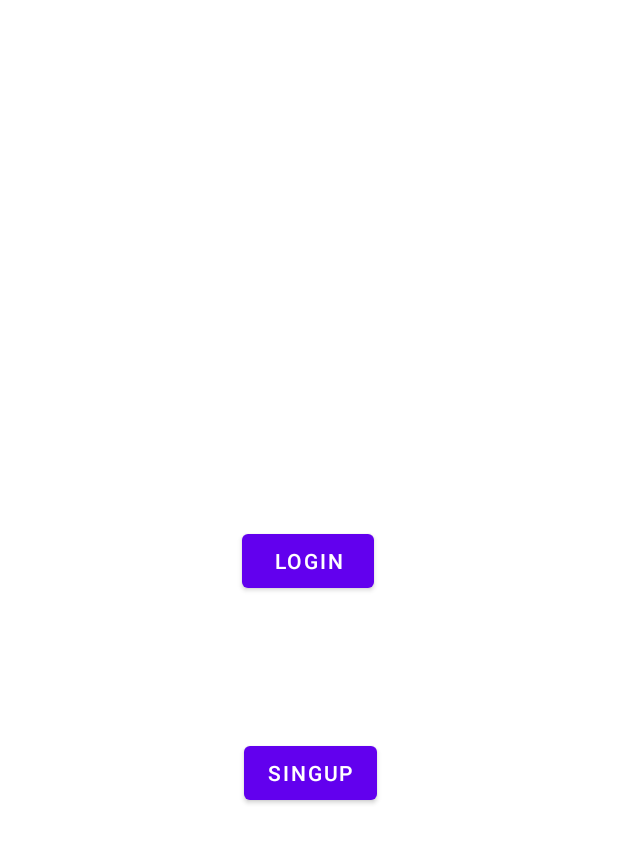
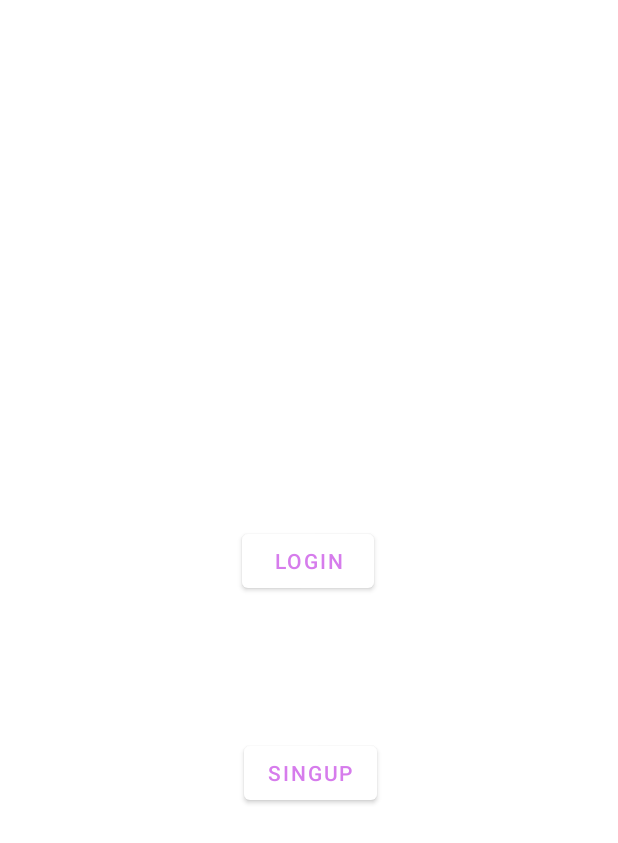
Before and after one commit to I-J-L-S-A/PopToons, an Android app: the screen it shows after launch (MainMenuActivity), on a phone screen of 412 x 824 dp. Shown: the top 843 px of the screen. Run offline under Robolectric (Android 15) with nearby library versions, the phone set to English and light mode, and no system bars.

Commit message:
paleta de colores

```diff
--- a/app/src/main/res/values/colors.xml
+++ b/app/src/main/res/values/colors.xml
@@ -6,5 +6,8 @@
     <color name="teal_200">#FF03DAC5</color>
     <color name="teal_700">#FF018786</color>
     <color name="black">#FF000000</color>
-    <color name="white">#FFFFFFFF</color>
+    <color name="Primary">#FFFFFFFF</color>
+    <color name="Secondary3">#d67cec</color>
+    <color name="Secondary2">#f79d3d</color>
+    <color name="Secondary1">#5cf05d</color>
 </resources>
--- a/app/src/main/res/values/themes.xml
+++ b/app/src/main/res/values/themes.xml
@@ -2,13 +2,13 @@
     <!-- Base application theme. -->
     <style name="Theme.PopToons" parent="Theme.MaterialComponents.DayNight.DarkActionBar">
         <!-- Primary brand color. -->
-        <item name="colorPrimary">@color/purple_500</item>
-        <item name="colorPrimaryVariant">@color/purple_700</item>
-        <item name="colorOnPrimary">@color/white</item>
+        <item name="colorPrimary">@color/Primary</item>
+        <item name="colorPrimaryVariant">@color/Secondary1</item>
+        <item name="colorOnPrimary">@color/Secondary3</item>
         <!-- Secondary brand color. -->
-        <item name="colorSecondary">@color/teal_200</item>
-        <item name="colorSecondaryVariant">@color/teal_700</item>
-        <item name="colorOnSecondary">@color/black</item>
+        <item name="colorSecondary">@color/Secondary1</item>
+        <item name="colorSecondaryVariant">@color/Secondary2</item>
+        <item name="colorOnSecondary">@color/Secondary2</item>
         <!-- Status bar color. -->
         <item name="android:statusBarColor" tools:targetApi="l">?attr/colorPrimaryVariant</item>
         <!-- Customize your theme here. -->
```
